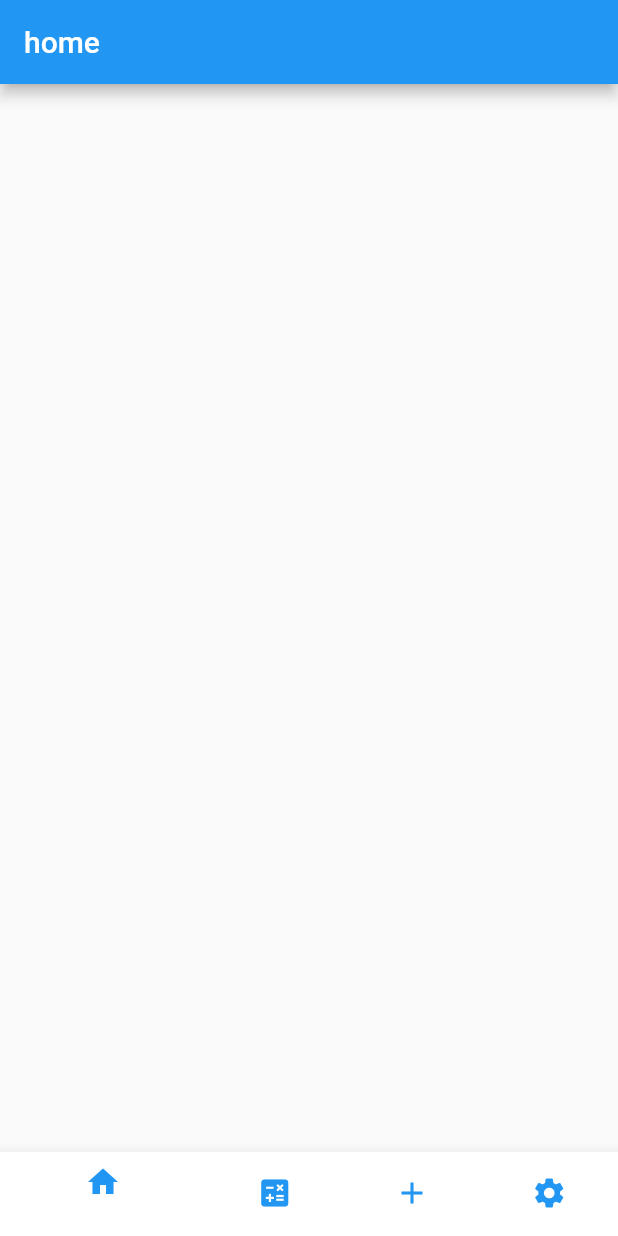
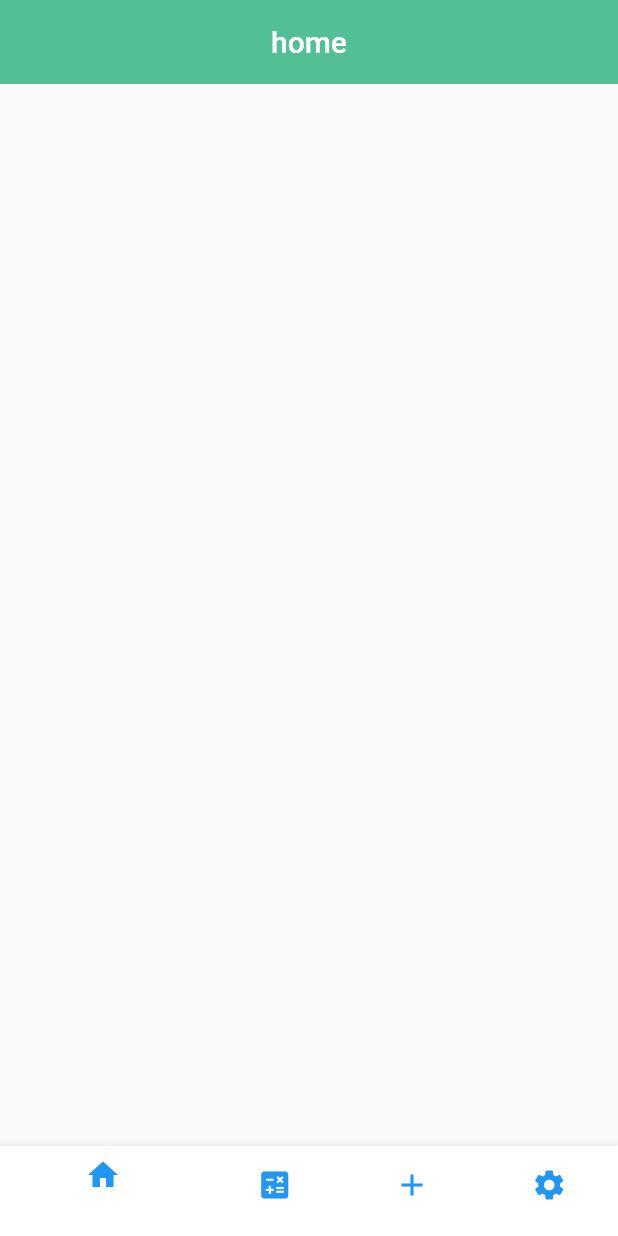
Before and after one commit to AbdullahAshrafMaher/azkary-flutter, a Flutter app: the screen it shows after launch, on a phone screen of 412 x 824 dp. Run offline on Flutter 3.47's test engine with Material 2 defaults, Android fonts, the phone set to English and light mode, and no system bars; our stand-ins replace flutter_screenutil, google_fonts; generated files the repository leaves out were written again.

Commit message:
appTheme add&some widgets

```diff
--- /dev/null
+++ b/lib/assets.dart
@@ -0,0 +1 @@
+//any paths of assets will be here
--- a/lib/main.dart
+++ b/lib/main.dart
@@ -1,8 +1,17 @@
 import 'package:azkary_app/home_layout.dart';
+import 'package:azkary_app/providers/theme_provider.dart';
 import 'package:flutter/material.dart';
+import 'package:flutter_screenutil/flutter_screenutil.dart';
+import 'package:provider/provider.dart';
+import 'package:flutter_gen/gen_l10n/app_localizations.dart';
+
+import 'providers/language_provider.dart';
 
 void main(List<String> args) {
-  runApp(const AzkaryApp());
+  runApp(MultiProvider(providers: [
+    ChangeNotifierProvider(create: (_) => ThemeProvider()),
+    ChangeNotifierProvider(create: (_) => LanguageProvider()),
+  ], child: const AzkaryApp()));
 }
 
 class AzkaryApp extends StatelessWidget {
@@ -10,12 +19,24 @@ class AzkaryApp extends StatelessWidget {
 
   @override
   Widget build(BuildContext context) {
-    return MaterialApp(
-      debugShowCheckedModeBanner: false,
-      initialRoute: HomeLayout.routeName,
-      routes: {
-        HomeLayout.routeName: (conext) => const HomeLayout(),
-      },
+    final themePro = Provider.of<ThemeProvider>(context);
+    final languagePro = Provider.of<LanguageProvider>(context);
+
+    return ScreenUtilInit(
+      designSize: const Size(414, 896),
+      minTextAdapt: true,
+      splitScreenMode: true,
+      child: MaterialApp(
+        localizationsDelegates: AppLocalizations.localizationsDelegates,
+        supportedLocales: AppLocalizations.supportedLocales,
+        debugShowCheckedModeBanner: false,
+        theme: themePro.mode,
+        locale: languagePro.locale,
+        initialRoute: HomeLayout.routeName,
+        routes: {
+          HomeLayout.routeName: (conext) => const HomeLayout(),
+        },
+      ),
     );
   }
 }
--- /dev/null
+++ b/lib/providers/language_provider.dart
@@ -0,0 +1,10 @@
+import 'package:flutter/material.dart';
+
+class LanguageProvider extends ChangeNotifier {
+  Locale _locale = const Locale('en');
+  Locale get locale => _locale;
+  void setTheme(local) {
+    _locale = local;
+    notifyListeners();
+  }
+}
--- a/lib/providers/theme_provider.dart
+++ b/lib/providers/theme_provider.dart
@@ -1,7 +1,8 @@
+import 'package:azkary_app/theme/app_theme.dart';
 import 'package:flutter/material.dart';
 
 class ThemeProvider extends ChangeNotifier {
-  ThemeData _mode = ThemeData.light();
+  ThemeData _mode = AppTheme.lightMode;
   ThemeData get mode => _mode;
   void setTheme(mod) {
     _mode = mod;
--- /dev/null
+++ b/lib/theme/app_theme.dart
@@ -0,0 +1,42 @@
+import 'package:azkary_app/theme/colors.dart';
+import 'package:flutter/material.dart';
+import 'package:flutter_screenutil/flutter_screenutil.dart';
+import 'package:google_fonts/google_fonts.dart';
+
+class AppTheme {
+  static ThemeData lightMode = ThemeData(
+      primaryColor: greenColor,
+      appBarTheme: AppBarTheme(
+        centerTitle: true,
+        backgroundColor: greenColor,
+        elevation: 0,
+        iconTheme: IconThemeData(size: 30.w),
+      ),
+      textTheme: TextTheme(
+        bodySmall: GoogleFonts.elMessiri(
+            fontSize: 12.sp, fontWeight: FontWeight.w600, color: Colors.black),
+        bodyMedium: GoogleFonts.elMessiri(
+            fontSize: 20.sp, fontWeight: FontWeight.w700, color: Colors.black),
+        bodyLarge: GoogleFonts.elMessiri(
+            fontSize: 25.sp, fontWeight: FontWeight.w700, color: Colors.black),
+      ),
+      bottomNavigationBarTheme: const BottomNavigationBarThemeData());
+  static ThemeData darkMode = ThemeData(
+      primaryColor: grayColor,
+      appBarTheme: AppBarTheme(
+        centerTitle: true,
+        backgroundColor: grayColor,
+        elevation: 0,
+        iconTheme: IconThemeData(size: 30.w),
+      ),
+      textTheme: TextTheme(
+        bodySmall: GoogleFonts.elMessiri(
+            fontSize: 12.sp, fontWeight: FontWeight.w600, color: Colors.black),
+        bodyMedium: GoogleFonts.elMessiri(
+            fontSize: 20.sp, fontWeight: FontWeight.w700, color: Colors.black),
+        bodyLarge: GoogleFonts.elMessiri(
+            fontSize: 25.sp, fontWeight: FontWeight.w700, color: Colors.black),
+      ),
+      bottomNavigationBarTheme: const BottomNavigationBarThemeData());
+}
+//continue with your primary requirements
--- /dev/null
+++ b/lib/theme/colors.dart
@@ -0,0 +1,5 @@
+import 'package:flutter/material.dart';
+
+//testing colors
+Color greenColor = const Color(0xff52BF95);
+Color grayColor = const Color(0xff636363);
```
Also changed, not shown: lib/widgets/open_container.dart (added, +32 -0 lines), pubspec.yaml (+7 -0 lines), pubspec.lock.
